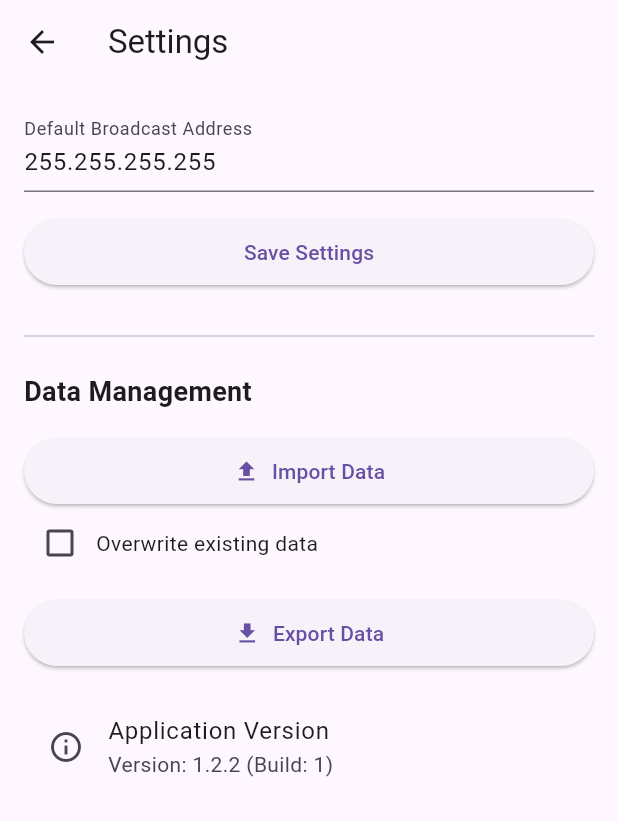
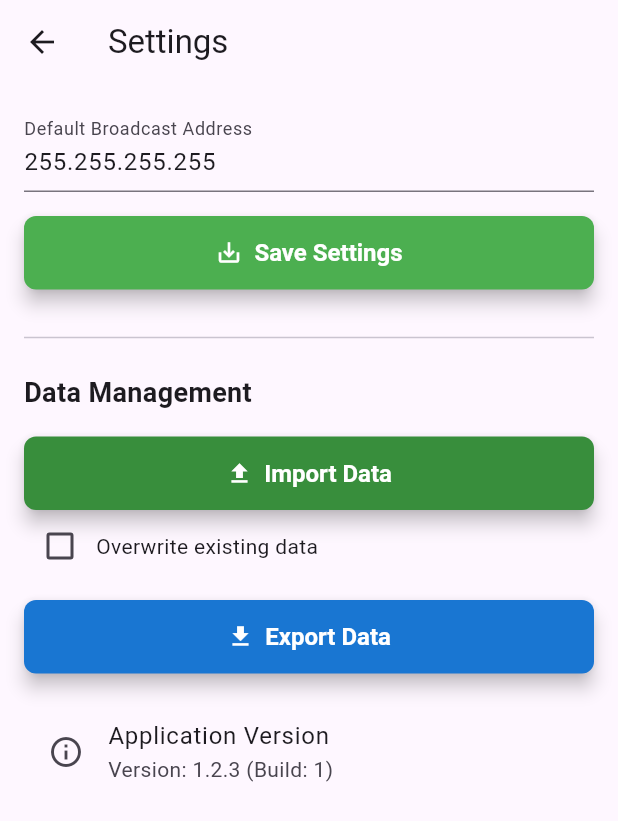
Before and after one commit to Vodichian/awaken, a Flutter app: the SettingsScreen screen opened directly, on a phone screen of 412 x 824 dp. Shown: the top 821 px of the screen. Run offline on Flutter 3.47's test engine with Material 3 defaults, Android fonts, the light colour scheme and no system bars; our stand-ins replace file_picker, flutter_colorpicker, flutter_slidable, hive_ce, hive_ce_flutter, logger and 2 more; missing offline and left inert: network_info_plus, window_size; accounts and stored records are empty; network calls fail; statements that could not run were skipped.

Commit message:
- Fix for https://github.com/Vodichian/awaken/issues/14 (Improve settings buttons visibility

```diff
--- a/lib/screens/settings_screen.dart
+++ b/lib/screens/settings_screen.dart
@@ -50,7 +50,8 @@ class _SettingsScreenState extends State<SettingsScreen> {
     try {
       final PackageInfo packageInfo = await PackageInfo.fromPlatform();
       setState(() {
-        _appVersion = 'Version: ${packageInfo.version} (Build: ${packageInfo.buildNumber})';
+        _appVersion =
+            'Version: ${packageInfo.version} (Build: ${packageInfo.buildNumber})';
       });
     } catch (e) {
       setState(() {
@@ -444,10 +445,34 @@ class _SettingsScreenState extends State<SettingsScreen> {
                   child: ElevatedButton(
                     onPressed: _saveSettings,
                     style: ElevatedButton.styleFrom(
-                      padding: const EdgeInsets.symmetric(vertical: 12),
+                      backgroundColor: Colors.green,
+                      // Change the background color
+                      foregroundColor: Colors.white,
+                      // Change the text/icon color
+                      padding: const EdgeInsets.symmetric(
+                        horizontal: 30,
+                        vertical: 15,
                       ),
-                    child: const Text('Save Settings'),
+                      // Add padding
+                      textStyle: const TextStyle(
+                        fontSize: 16,
+                        fontWeight: FontWeight.bold,
                       ),
+                      shape: RoundedRectangleBorder(
+                        borderRadius: BorderRadius.circular(
+                          8,
+                        ),
+                      ),
+                      elevation: 5,
+                    ),
+                    child: const Row( // Using a Row for icon + text
+                      mainAxisAlignment: MainAxisAlignment.center,
+                      children: [
+                        Icon(Icons.save_alt_outlined),
+                        SizedBox(width: 8),
+                        Text('Save Settings'),
+                      ],
+                    ),                  ),
                 ),
                 const SizedBox(height: 24.0),
                 const Divider(),
@@ -467,8 +492,18 @@ class _SettingsScreenState extends State<SettingsScreen> {
                     icon: const Icon(Icons.file_upload),
                     label: const Text('Import Data'),
                     style: ElevatedButton.styleFrom(
-                      padding: const EdgeInsets.symmetric(vertical: 12),
+                      backgroundColor: Colors.green.shade700, // Change the background color
+                      foregroundColor: Colors.white, // Change the text/icon color
+                      padding: const EdgeInsets.symmetric(horizontal: 30, vertical: 15), // Add padding
+                      textStyle: const TextStyle(
+                        fontSize: 16,
+                        fontWeight: FontWeight.bold,
                       ),
+                      shape: RoundedRectangleBorder(
+                        borderRadius: BorderRadius.circular(8), // Optional: rounded corners
+                      ),
+                      elevation: 5, // Optional: Add a bit more shadow
+                    ),//                    ),
                   ),
                 ),
                 // --- Overwrite Checkbox Row ---
@@ -518,8 +553,18 @@ class _SettingsScreenState extends State<SettingsScreen> {
                     icon: const Icon(Icons.file_download),
                     label: const Text('Export Data'),
                     style: ElevatedButton.styleFrom(
-                      padding: const EdgeInsets.symmetric(vertical: 12),
+                      backgroundColor: Colors.blue.shade700, // Change the background color
+                      foregroundColor: Colors.white, // Change the text/icon color
+                      padding: const EdgeInsets.symmetric(horizontal: 30, vertical: 15), // Add padding
+                      textStyle: const TextStyle(
+                        fontSize: 16,
+                        fontWeight: FontWeight.bold,
                       ),
+                      shape: RoundedRectangleBorder(
+                        borderRadius: BorderRadius.circular(8), // Optional: rounded corners
+                      ),
+                      elevation: 5, // Optional: Add a bit more shadow
+                    ),//                    ),
                   ),
                 ),
                 SizedBox(height: 16.0),
@@ -531,19 +576,34 @@ class _SettingsScreenState extends State<SettingsScreen> {
                     // Optional: Show more details or an about dialog
                     showDialog(
                       context: context,
-                      builder: (context) => AboutDialog(
+                      builder:
+                          (context) => AboutDialog(
                             applicationName: 'Awaken',
-                        applicationVersion: _appVersion.replaceFirst('Version: ', ''), // Remove prefix for dialog
-                        applicationIcon: Image.asset('assets/icon/awaken.png', width: 48, height: 48),
-                        applicationLegalese: '© ${DateTime.now().year} Richard N. McDonald',
+                            applicationVersion: _appVersion.replaceFirst(
+                              'Version: ',
+                              '',
+                            ),
+                            // Remove prefix for dialog
+                            applicationIcon: Image.asset(
+                              'assets/icon/awaken.png',
+                              width: 48,
+                              height: 48,
+                            ),
+                            applicationLegalese:
+                                '© ${DateTime.now().year} Richard N. McDonald',
                             children: <Widget>[
                               const Padding(
                                 padding: EdgeInsets.only(top: 15),
-                            child: Text('Thank you for using Awaken! I hope you have found this application to be useful.'),
+                                child: Text(
+                                  'Thank you for using Awaken! I hope you have found this application to be useful.',
+                                ),
                               ),
                               Padding(
-                            padding: const EdgeInsets.symmetric(vertical: 8.0),
-                            child: Row( // Using Row to potentially add an icon later
+                                padding: const EdgeInsets.symmetric(
+                                  vertical: 8.0,
+                                ),
+                                child: Row(
+                                  // Using Row to potentially add an icon later
                                   mainAxisAlignment: MainAxisAlignment.start,
                                   children: [
                                     // Optional: GitHub Icon
@@ -553,24 +613,47 @@ class _SettingsScreenState extends State<SettingsScreen> {
                                     // ),
                                     InkWell(
                                       onTap: () async {
-                                    final Uri url = Uri.parse('https://github.com/Vodichian/awaken'); // <-- REPLACE THIS
-                                    if (!await launchUrl(url, mode: LaunchMode.externalApplication)) {
+                                        final Uri url = Uri.parse(
+                                          'https://github.com/Vodichian/awaken',
+                                        ); // <-- REPLACE THIS
+                                        if (!await launchUrl(
+                                          url,
+                                          mode: LaunchMode.externalApplication,
+                                        )) {
                                           // Optional: Show an error message if launching fails
-                                      if (context.mounted) { // Check if the widget is still in the tree
-                                        ScaffoldMessenger.of(context).showSnackBar(
-                                          SnackBar(content: Text('Could not launch $url')),
+                                          if (context.mounted) {
+                                            // Check if the widget is still in the tree
+                                            ScaffoldMessenger.of(
+                                              context,
+                                            ).showSnackBar(
+                                              SnackBar(
+                                                content: Text(
+                                                  'Could not launch $url',
+                                                ),
+                                              ),
                                             );
                                           }
                                         }
                                       },
                                       child: Padding(
-                                    padding: EdgeInsets.symmetric(vertical: 4.0), // Padding for better tap target
+                                        padding: EdgeInsets.symmetric(
+                                          vertical: 4.0,
+                                        ),
+                                        // Padding for better tap target
                                         child: Text(
                                           'View Project on GitHub',
                                           style: TextStyle(
-                                        color: Theme.of(context).colorScheme.primary, // Make it look like a link
-                                        decoration: TextDecoration.underline,
-                                        decorationColor: Theme.of(context).colorScheme.primary, // Underline color match
+                                            color:
+                                                Theme.of(
+                                                  context,
+                                                ).colorScheme.primary,
+                                            // Make it look like a link
+                                            decoration:
+                                                TextDecoration.underline,
+                                            decorationColor:
+                                                Theme.of(context)
+                                                    .colorScheme
+                                                    .primary, // Underline color match
                                           ),
                                         ),
                                       ),
--- a/pubspec.yaml
+++ b/pubspec.yaml
@@ -16,7 +16,7 @@ publish_to: 'none' # Remove this line if you wish to publish to pub.dev
 # https://developer.apple.com/library/archive/documentation/General/Reference/InfoPlistKeyReference/Articles/CoreFoundationKeys.html
 # In Windows, build-name is used as the major, minor, and patch parts
 # of the product and file versions while build-number is used as the build suffix.
-version: 1.2.2+1
+version: 1.2.3+1
 
 environment:
   sdk: ^3.7.2
```
Lines whose indentation alone changed are shown as unchanged.
